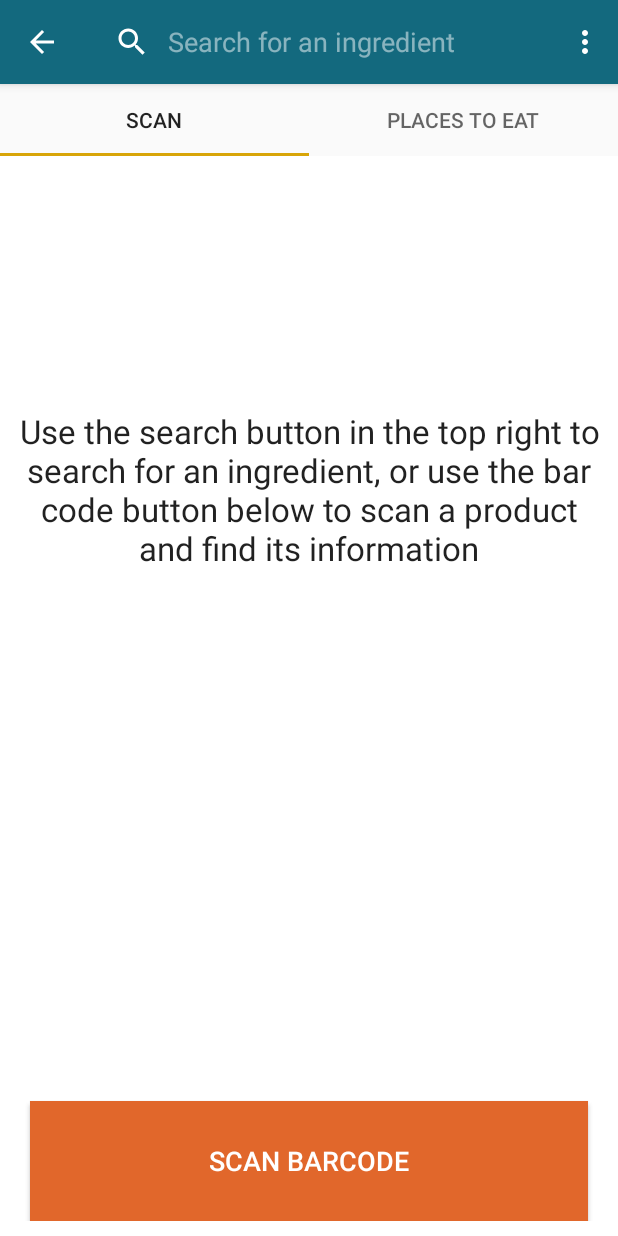
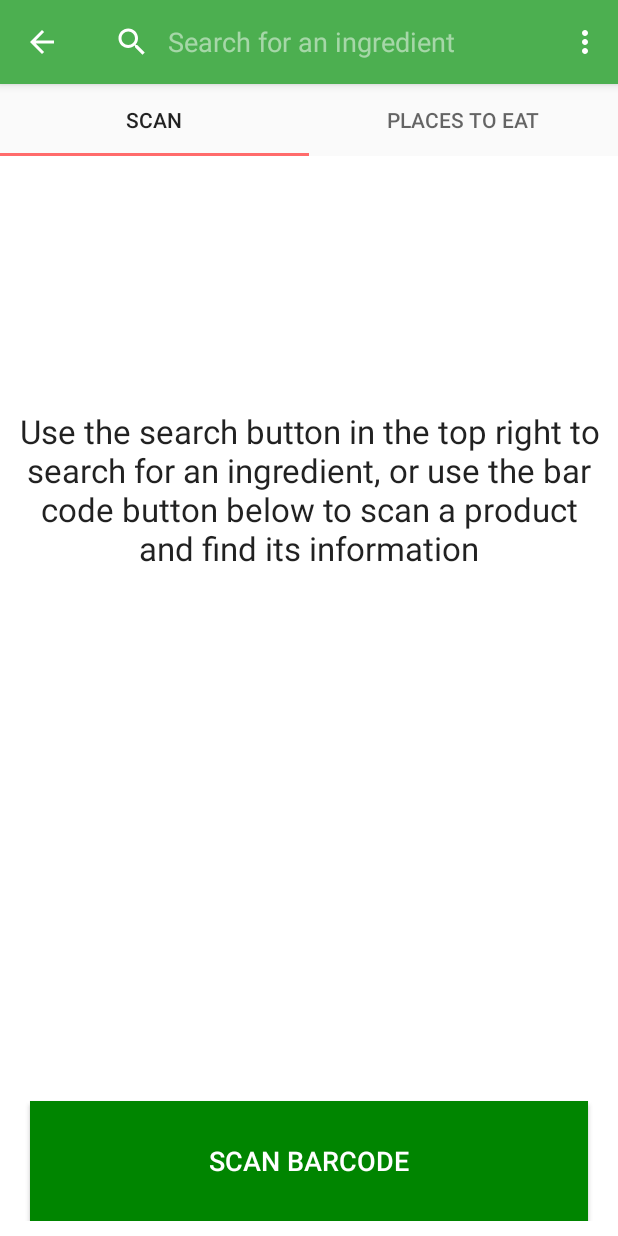
Before and after one commit to addrum/CanIEatThis, an Android app: the screen it shows after launch (MainActivity), after a tap on "Search Ingredient", on a phone screen of 412 x 824 dp. Run offline under Robolectric (Android 15) with nearby library versions, the phone set to English and light mode, and no system bars; libraries missing offline, so code that uses them is left out: com.firebase.client; 2 statements that could not run were skipped.

Commit message:
theme switches

```diff
--- a/app/src/main/res/layout/fragment_scan.xml
+++ b/app/src/main/res/layout/fragment_scan.xml
@@ -35,15 +35,16 @@
                 android:layout_marginEnd="10dp"
                 android:layout_marginStart="20dp"
                 android:checked="false"
-                android:text="@string/dairySwitchText"/>
+                android:text="@string/dairySwitchText"
+                android:theme="@style/Switch"/>
 
             <Switch
                 android:id="@+id/vegetarianSwitch"
                 android:layout_marginEnd="20dp"
-                android:theme="@style/Switch"
                 android:layout_marginStart="10dp"
                 android:checked="false"
-                android:text="@string/vegetarianSwitchText"/>
+                android:text="@string/vegetarianSwitchText"
+                android:theme="@style/Switch"/>
 
         </TableRow>
 
@@ -56,14 +57,16 @@
                 android:layout_marginEnd="10dp"
                 android:layout_marginStart="20dp"
                 android:checked="false"
-                android:text="@string/veganSwitchText"/>
+                android:text="@string/veganSwitchText"
+                android:theme="@style/Switch"/>
 
             <Switch
                 android:id="@+id/glutenFreeSwitch"
                 android:layout_marginEnd="20dp"
                 android:layout_marginStart="10dp"
                 android:checked="false"
-                android:text="@string/glutenFreeSwitchText"/>
+                android:text="@string/glutenFreeSwitchText"
+                android:theme="@style/Switch"/>
 
         </TableRow>
     </TableLayout>
--- a/app/src/main/res/values/colors.xml
+++ b/app/src/main/res/values/colors.xml
@@ -1,8 +1,8 @@
 <?xml version="1.0" encoding="utf-8"?>
 <resources>
-    <color name="colorPrimary">#13697e</color>
-    <color name="colorPrimaryDark">#073540</color>
-    <color name="colorAccent">#d8a508</color>
-    <color name="colorButton">#E1672B</color>
+    <color name="colorPrimary">#4caf50</color>
+    <color name="colorPrimaryDark">#035716</color>
+    <color name="colorAccent">#ff6b6b</color>
+    <color name="colorButton">#008500</color>
     <color name="colorSwitches">#74A461</color>
 </resources>
```
